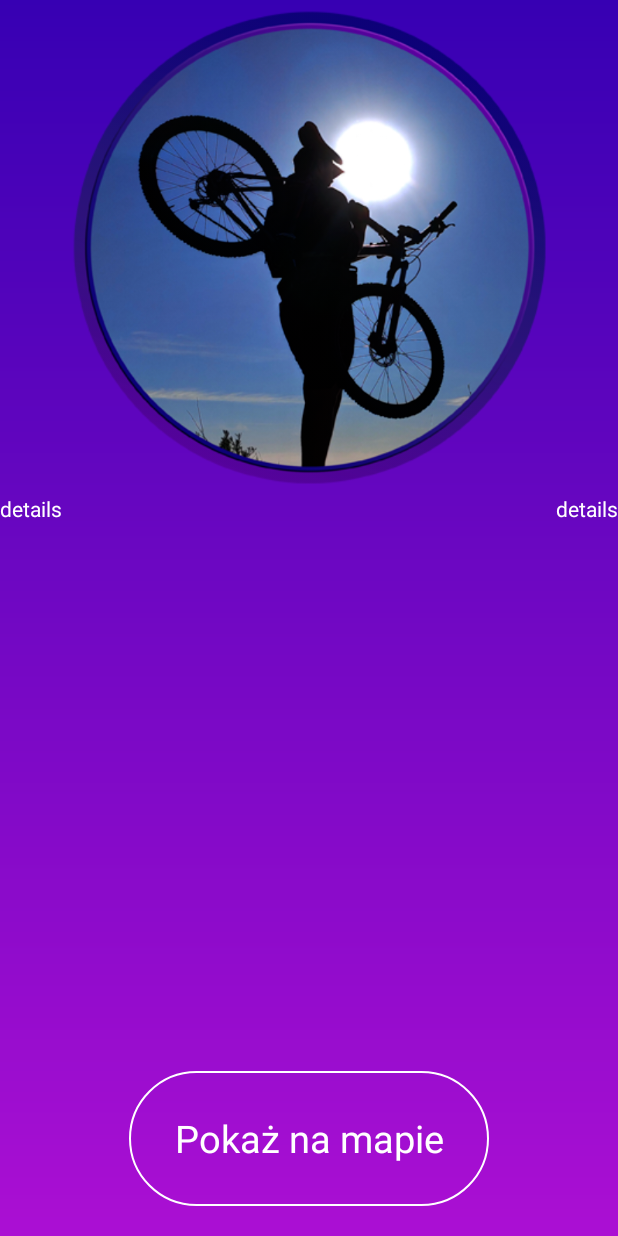
After one commit to ThePow96/Bicycle.tracker, an Android app: the PlaceDetailsActivity screen opened directly, with no data from a screen before it, on a phone screen of 412 x 824 dp. The commit adds this screen. Run offline under Robolectric (Android 15) with nearby library versions, the light colour scheme and no system bars; 4 statements that could not run were skipped.

Commit message:
Special places and place details added

```diff
--- a/appka/app/src/main/AndroidManifest.xml
+++ b/appka/app/src/main/AndroidManifest.xml
@@ -46,6 +46,9 @@
         <activity
             android:name=".view.CreateJourneyActivity"
             android:theme="@style/AppTheme.NoActionBar" />
+        <activity
+            android:name=".view.PlaceDetailsActivity"
+            android:theme="@style/AppTheme.NoActionBar"/>
     </application>
 
 </manifest>
--- a/appka/app/src/main/java/com/example/bicycletracker/model/PlacesData.kt
+++ b/appka/app/src/main/java/com/example/bicycletracker/model/PlacesData.kt
@@ -1,4 +1,6 @@
 package com.example.bicycletracker.model
+
+import java.io.Serializable
 
 data class PlacesData(
     val name: String?,
@@ -6,4 +8,4 @@ data class PlacesData(
     val longitude: Double,
     val latitude: Double,
     var checkStatus: Boolean = false
-)
+) : Serializable
--- a/appka/app/src/main/java/com/example/bicycletracker/view/CreateJourneyActivity.kt
+++ b/appka/app/src/main/java/com/example/bicycletracker/view/CreateJourneyActivity.kt
@@ -17,7 +17,7 @@ import kotlinx.android.synthetic.main.create_journey_layout.*
 class CreateJourneyActivity : AppCompatActivity() {
     private lateinit var compositeDisposable: CompositeDisposable
     private lateinit var adapter: JourneyAdapter
-    var placesList = arrayListOf<PlacesData>()
+    private var placesList = arrayListOf<PlacesData>()
 
     override fun onCreate(savedInstanceState: Bundle?) {
         super.onCreate(savedInstanceState)
--- /dev/null
+++ b/appka/app/src/main/java/com/example/bicycletracker/view/PlaceDetailsActivity.kt
@@ -0,0 +1,26 @@
+package com.example.bicycletracker.view
+
+import android.os.Bundle
+import android.widget.Toast
+import androidx.appcompat.app.AppCompatActivity
+import com.example.bicycletracker.R
+import com.example.bicycletracker.model.PlacesData
+import kotlinx.android.synthetic.main.place_details_layout.*
+
+private const val PLACES_OBJECT_LABEL = "complexObject"
+class PlaceDetailsActivity : AppCompatActivity() {
+
+    override fun onCreate(savedInstanceState: Bundle?) {
+        super.onCreate(savedInstanceState)
+        setContentView(R.layout.place_details_layout)
+
+        val intent = intent.getSerializableExtra(PLACES_OBJECT_LABEL) as PlacesData
+        setDataToWidgets(intent)
+    }
+
+    private fun setDataToWidgets(item: PlacesData){
+        place_name.text = item.name
+        place_coordinates.text = item.longitude.toString() + ", " + item.latitude
+        description.text = item.description
+    }
+}
--- /dev/null
+++ b/appka/app/src/main/res/layout/place_details_layout.xml
@@ -0,0 +1,60 @@
+<?xml version="1.0" encoding="utf-8"?>
+<androidx.constraintlayout.widget.ConstraintLayout xmlns:android="http://schemas.android.com/apk/res/android"
+    xmlns:app="http://schemas.android.com/apk/res-auto"
+    xmlns:tools="http://schemas.android.com/tools"
+    android:layout_width="match_parent"
+    android:layout_height="match_parent"
+    tools:context=".view.ContactActivity"
+    android:background="@drawable/background_gradient">
+
+    <ImageView
+        android:id="@+id/imageView8"
+        android:layout_width="match_parent"
+        android:layout_height="0dp"
+        android:background="@android:color/transparent"
+        android:src="@drawable/logo_appkiv2"
+        app:layout_constraintHeight_percent="0.4"
+        app:layout_constraintTop_toTopOf="parent" />
+
+    <TextView
+        android:id="@+id/place_name"
+        android:layout_width="wrap_content"
+        android:layout_height="wrap_content"
+        android:text="details"
+        android:textColor="@android:color/white"
+        app:layout_constraintStart_toStartOf="@+id/imageView8"
+        app:layout_constraintTop_toBottomOf="@id/imageView8" />
+
+    <TextView
+        android:id="@+id/place_coordinates"
+        android:layout_width="wrap_content"
+        android:layout_height="wrap_content"
+        android:text="details"
+        android:textColor="@android:color/white"
+        app:layout_constraintEnd_toEndOf="parent"
+        app:layout_constraintTop_toBottomOf="@id/imageView8" />
+
+    <TextView
+        android:id="@+id/description"
+        android:layout_width="match_parent"
+        android:padding="15dp"
+        android:layout_margin="15dp"
+        android:layout_height="wrap_content"
+        android:textColor="@android:color/white"
+        app:layout_constraintEnd_toEndOf="parent"
+        app:layout_constraintStart_toStartOf="parent"
+        app:layout_constraintTop_toBottomOf="@+id/place_name" />
+
+    <Button
+        android:id="@+id/point_on_the_map"
+        style="@style/ButtonMenu"
+        android:layout_width="240dp"
+        android:layout_height="90dp"
+        android:layout_marginBottom="20dp"
+        android:background="@drawable/button_backgruud"
+        android:text="Pokaż na mapie"
+        app:layout_constraintBottom_toBottomOf="parent"
+        app:layout_constraintEnd_toEndOf="parent"
+        app:layout_constraintStart_toStartOf="parent"
+        />
+</androidx.constraintlayout.widget.ConstraintLayout>
```
Also changed, not shown: appka/app/src/main/java/com/example/bicycletracker/view/SpecialPlacesActivity.kt (+41 -13 lines), appka/app/src/main/java/com/example/bicycletracker/view/adapter/SpecialPlacesAdapter.kt (added, +50 -0 lines), appka/app/src/main/java/com/example/bicycletracker/view/interfaces/TransferIntentDetails.kt (added, +7 -0 lines), appka/app/src/main/res/layout/special_places_layout.xml (+10 -3 lines).
